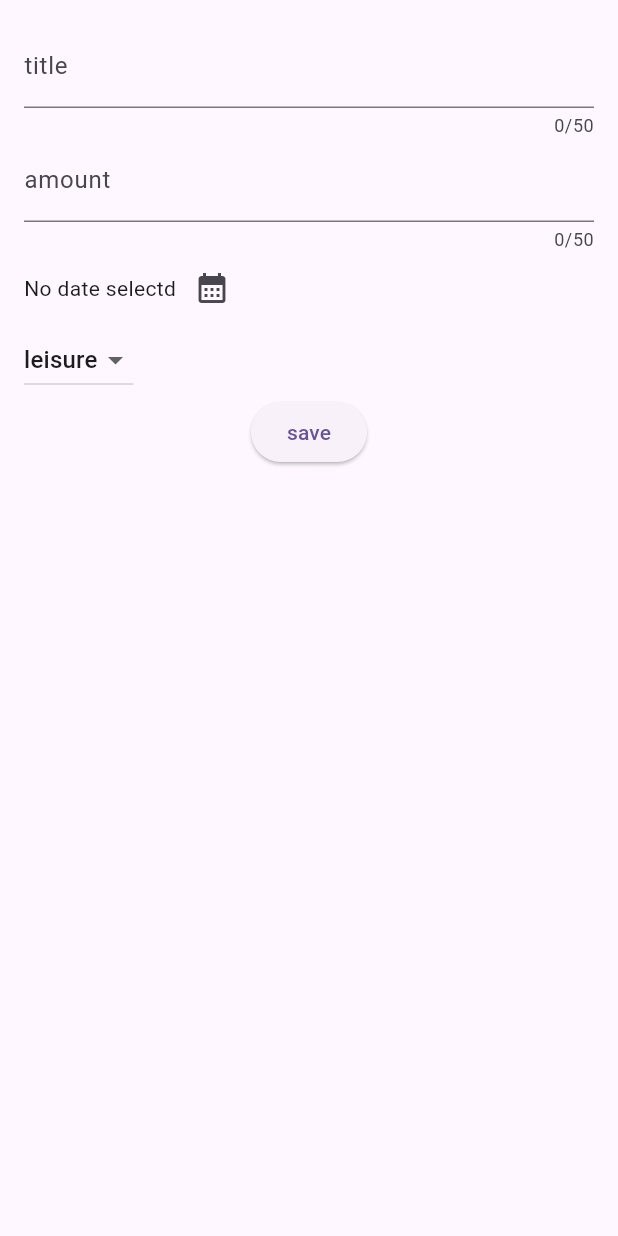
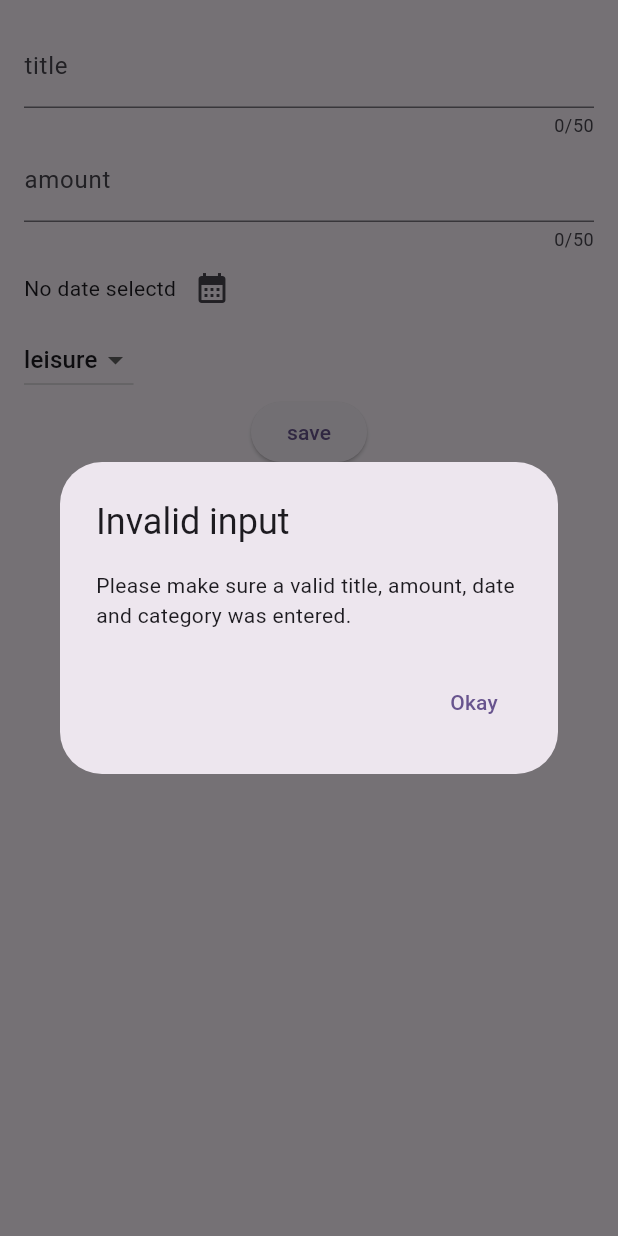
Before and after one commit to ivansiuzzz/expenseTracker, a Flutter app: the NewExpense widget shown alone on an empty page, opened directly, after a tap on "save", on a phone screen of 412 x 824 dp. Run offline on Flutter 3.47's test engine with Material 2 defaults, Android fonts, the phone set to English and light mode, and no system bars.

Commit message:
ugly validation

```diff
--- a/lib/widgets/new_expense.dart
+++ b/lib/widgets/new_expense.dart
@@ -26,6 +26,42 @@ class _NewExpenseState extends State<NewExpense> {
     setState(() {
       _selectedDate = pickedDate;
     });
+  }
+
+  void _changeCategory(value) {
+    if (value == null) {
+      return;
+    }
+    setState(() {
+      _selectedCategory = value;
+    });
+  }
+
+  void _submitExpenseData() {
+    final enteredAmount = double.tryParse(_amountController
+        .text); // tryParse('Hello') => null, tryParse('1.12') => 1.12
+    final amountIsInvalid = enteredAmount == null || enteredAmount <= 0;
+    if (_titleController.text.trim().isEmpty ||
+        amountIsInvalid ||
+        _selectedDate == null) {
+      showDialog(
+        context: context,
+        builder: (ctx) => AlertDialog(
+          title: const Text('Invalid input'),
+          content: const Text(
+              'Please make sure a valid title, amount, date and category was entered.'),
+          actions: [
+            TextButton(
+              onPressed: () {
+                Navigator.pop(ctx);
+              },
+              child: const Text('Okay'),
+            ),
+          ],
+        ),
+      );
+      return;
+    }
   }
 
   @override
@@ -72,22 +108,10 @@ class _NewExpenseState extends State<NewExpense> {
                       .map((e) => DropdownMenuItem(
                           value: e, child: Text(e.name.toString())))
                       .toList(),
-                  onChanged: (value) {
-                    if (value == null) {
-                      return;
-                    }
-                    setState(() {
-                      _selectedCategory = value;
-                    });
-                  }),
+                  onChanged: _changeCategory),
             ],
           ),
-          ElevatedButton(
-              onPressed: () {
-                print(_titleController.text);
-                print(_amountController.text);
-              },
-              child: Text("save"))
+          ElevatedButton(onPressed: _submitExpenseData, child: Text("save"))
         ],
       ),
     );
```
